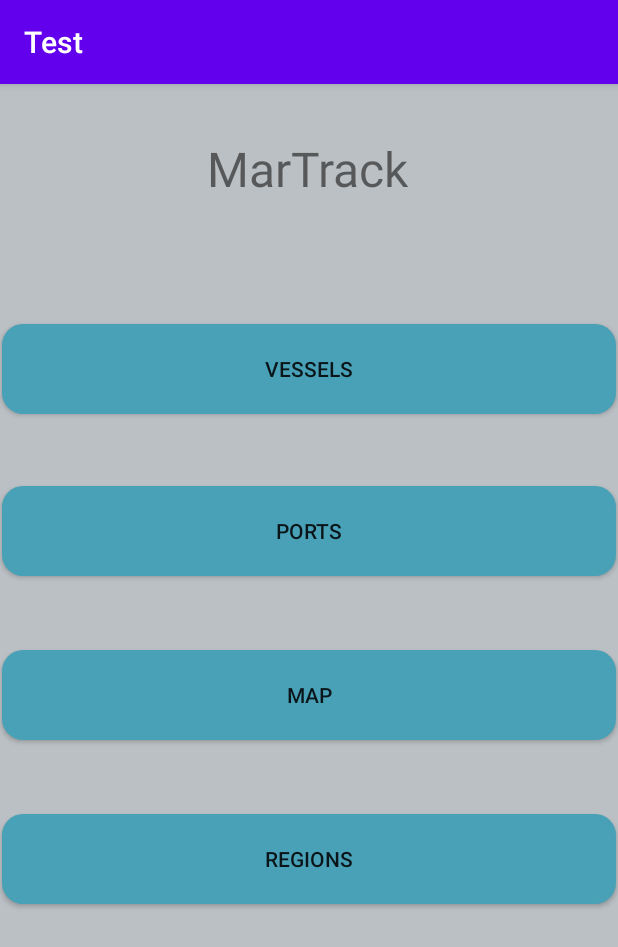
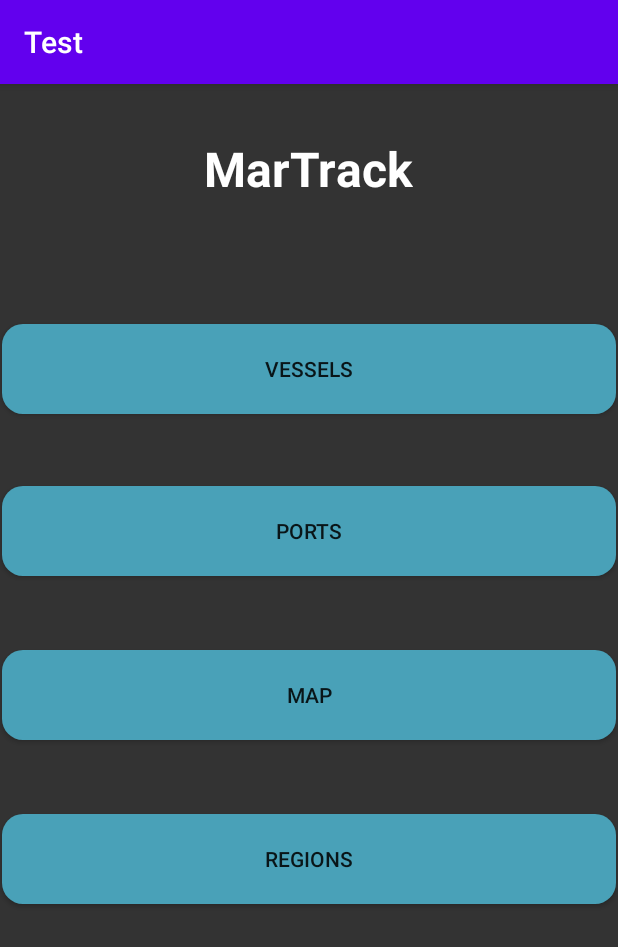
Before and after one commit to AaronSwin/Martrack, an Android app: the screen it shows after launch (MainActivity), on a phone screen of 412 x 824 dp. Shown: the top 947 px of the screen. Run offline under Robolectric (Android 15) with nearby library versions, the phone set to English and light mode, and no system bars; our stand-ins replace Volley.

Commit message:
Added Region Page, updated layouts, test not working

```diff
--- a/app/build.gradle
+++ b/app/build.gradle
@@ -32,6 +32,7 @@ dependencies {
     implementation 'androidx.appcompat:appcompat:1.3.1'
     implementation 'androidx.constraintlayout:constraintlayout:2.1.0'
     implementation 'androidx.recyclerview:recyclerview:1.2.1'
+    implementation 'com.google.android.material:material:1.4.0'
     testImplementation 'junit:junit:4.12'
     androidTestImplementation 'androidx.test.ext:junit:1.1.3'
     androidTestImplementation 'androidx.test.espresso:espresso-core:3.4.0'
--- a/app/src/main/AndroidManifest.xml
+++ b/app/src/main/AndroidManifest.xml
@@ -11,7 +11,10 @@
         android:roundIcon="@mipmap/ic_launcher_round"
         android:supportsRtl="true"
         android:theme="@style/AppTheme">
-        <activity android:name=".ports"></activity>
+        <activity
+            android:name=".Regions"
+            android:exported="true" />
+        <activity android:name=".ports" />
         <activity android:name=".Vessels" />
         <activity android:name=".maps" />
         <activity android:name=".MainActivity">
--- a/app/src/main/res/layout/activity_main.xml
+++ b/app/src/main/res/layout/activity_main.xml
@@ -41,7 +41,9 @@
         app:layout_constraintStart_toStartOf="parent"
         app:layout_constraintTop_toTopOf="parent"
         app:layout_constraintVertical_bias="0.297"
-        android:textSize="32dp"/>
+        android:textSize="32dp"
+        android:textColor="#FFFFFF"
+        android:textStyle="bold"/>
 
     <Button
         android:id="@+id/btnRegion"
--- a/app/src/main/res/layout/activity_maps.xml
+++ b/app/src/main/res/layout/activity_maps.xml
@@ -4,6 +4,7 @@
     xmlns:tools="http://schemas.android.com/tools"
     android:layout_width="match_parent"
     android:layout_height="match_parent"
-    tools:context=".maps">
+    tools:context=".maps"
+    android:background="@color/backGrey">
 
 </androidx.constraintlayout.widget.ConstraintLayout>
--- a/app/src/main/res/layout/activity_ports.xml
+++ b/app/src/main/res/layout/activity_ports.xml
@@ -4,7 +4,8 @@
     xmlns:tools="http://schemas.android.com/tools"
     android:layout_width="match_parent"
     android:layout_height="match_parent"
-    tools:context=".ports">
+    tools:context=".ports"
+    android:background="@color/backGrey">
 
     <androidx.recyclerview.widget.RecyclerView
         android:id="@+id/viewPort"
--- a/app/src/main/res/layout/activity_vessels.xml
+++ b/app/src/main/res/layout/activity_vessels.xml
@@ -4,7 +4,8 @@
     xmlns:tools="http://schemas.android.com/tools"
     android:layout_width="match_parent"
     android:layout_height="match_parent"
-    tools:context=".Vessels">
+    tools:context=".Vessels"
+    android:background="@color/backGrey">
 
     <androidx.recyclerview.widget.RecyclerView
         android:id="@+id/viewVessel"
--- a/app/src/main/res/values/colors.xml
+++ b/app/src/main/res/values/colors.xml
@@ -3,5 +3,5 @@
     <color name="colorPrimary">#6200EE</color>
     <color name="colorPrimaryDark">#3700B3</color>
     <color name="colorAccent">#03DAC5</color>
-    <color name="backGrey">#bbc0c4</color>
+    <color name="backGrey">#333333</color>
 </resources>
--- a/build.gradle
+++ b/build.gradle
@@ -7,7 +7,7 @@ buildscript {
     }
     dependencies {
         classpath "com.android.tools.build:gradle:4.0.1"
-        classpath "org.jetbrains.kotlin:kotlin-gradle-plugin:$kotlin_version"
+        classpath "org.jetbrains.kotlin:kotlin-gradle-plugin:1.5.20"
 
         // NOTE: Do not place your application dependencies here; they belong
         // in the individual module build.gradle files
```
Also changed, not shown: app/src/main/java/com/example/test/MainActivity.kt (+5 -0 lines).
